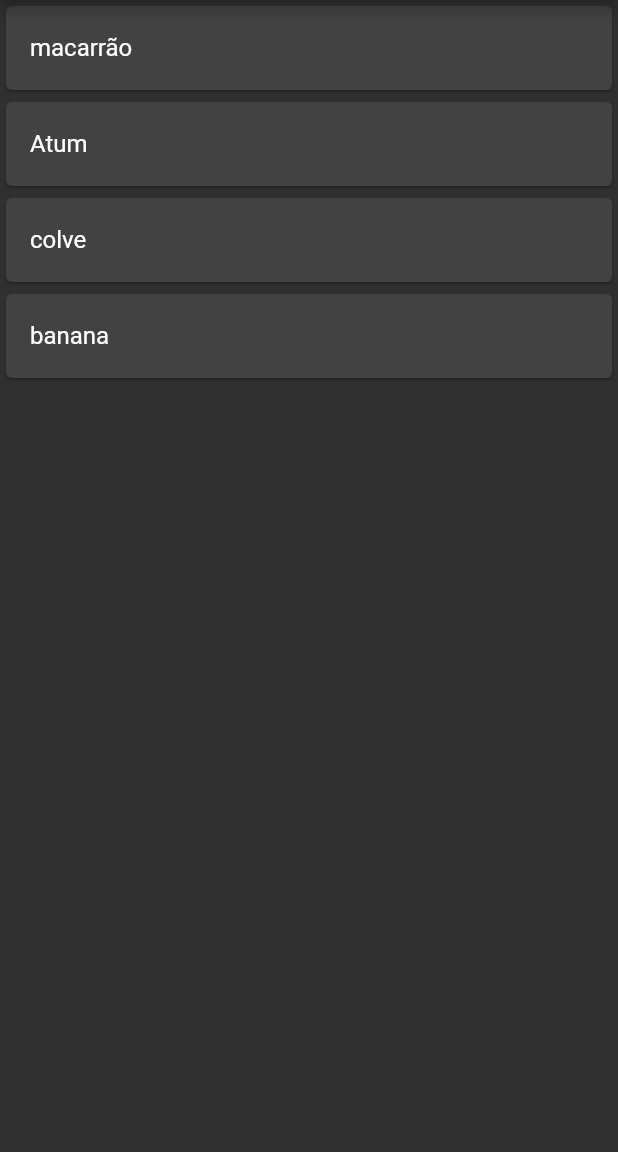
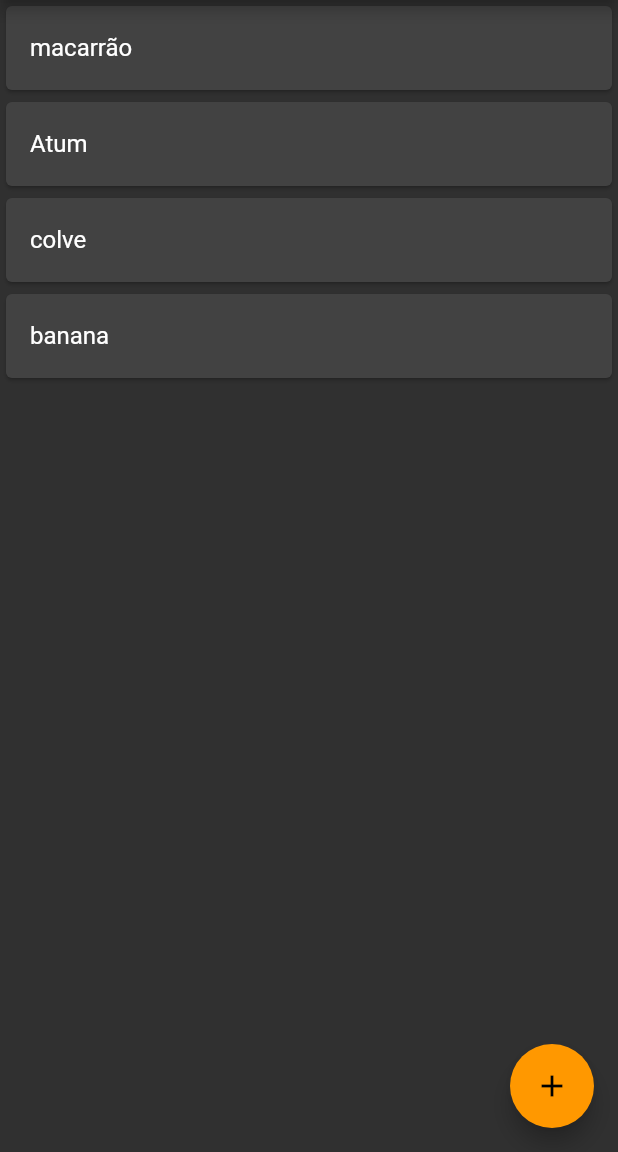
Before and after one commit to guilhermeoliveirac/Lista-De-Compras-Firebase, a Flutter app: the screen it shows after launch, on a phone screen of 412 x 824 dp, the part 84-1236 px from its top. Run offline on Flutter 3.47's test engine with Material 2 defaults, Android fonts, the phone set to English and light mode, and no system bars.

Commit message:
adicionando um Button de Add intens

```diff
--- a/lib/main.dart
+++ b/lib/main.dart
@@ -52,6 +52,12 @@ class _HomePageState extends State<HomePage> {
                   child: ListTile(title: Text(compras[index])),
                 ));
           }),
+      floatingActionButton: FloatingActionButton(
+        onPressed: () {
+          print('CLICOU');
+        },
+        child: Icon(Icons.add),
+      ),
     );
   }
 }
```
